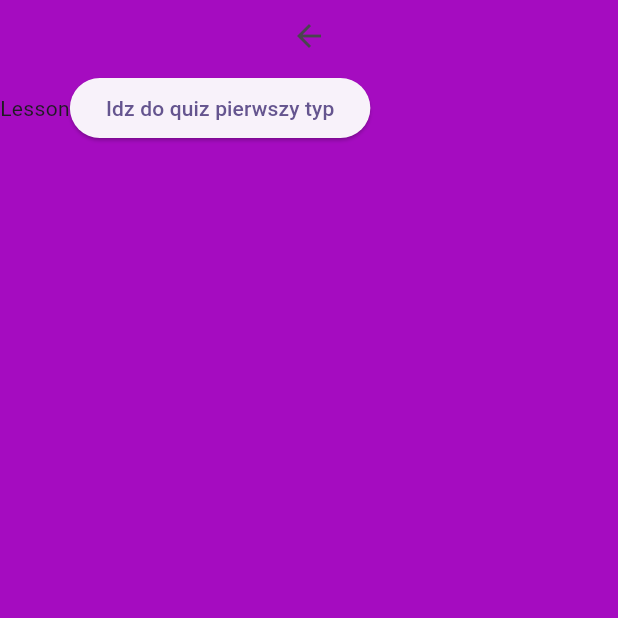
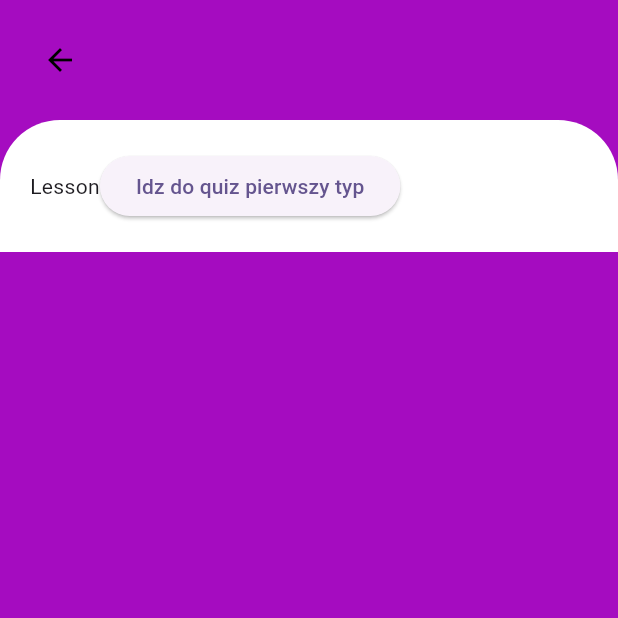
Before and after one commit to SzimiCode/AplikacjaMatematyka, a Flutter app: the LessonContentPage screen opened directly, on a phone screen of 412 x 824 dp, the top half of it. Run offline on Flutter 3.47's test engine with Material 3 defaults, Android fonts, the phone set to English and light mode, and no system bars; our stand-ins replace dash_chat_2, flutter_gemini, math_expressions.

Commit message:
feat: done navbar circled

```diff
--- a/aplikacjamatematyka/lib/features/quiz/view/pages/lesson_content_page.dart
+++ b/aplikacjamatematyka/lib/features/quiz/view/pages/lesson_content_page.dart
@@ -16,20 +16,35 @@ class _LessonContentPageState extends State<LessonContentPage> {
   Widget build(BuildContext context) {
     return Scaffold(
       backgroundColor: const Color.fromARGB(255, 165, 12, 192),
-      body: Column(
-          children: [
-            IconButton(
+      appBar: AppBar(
+        toolbarHeight: 80,
+        automaticallyImplyLeading: false,
+        backgroundColor: const Color.fromARGB(255, 165, 12, 192),
+        title:
+        IconButton(
               icon: Icon(Icons.arrow_back),
+              color: Colors.black,
                onPressed: () {
                 widget.viewModel.onBackButtonPressed();
               },
             ),
-            const ContentLessonWidget(
-              number: 1,
-              title: "Hsdad",
-            ),
-          ],
+      ),
+      body: Container(
+        width: double.infinity,
+        decoration: const BoxDecoration(
+          color: Colors.white,
+          borderRadius: BorderRadius.vertical(
+            top: Radius.circular(40),
+          ),
         ),
+         child: const Padding(
+          padding: EdgeInsets.all(20.0),
+          child: ContentLessonWidget(
+            number: 1,
+            title: "Hsdad",
+          ),
+        ),
+      ),
     );
   }
 }
```
